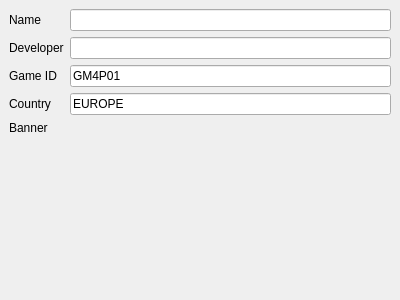
This is src/gekko_qt/src/image_info.ui in shonumi/gekko-gc-emu as Qt 5 draws it before an edit. The edited form follows.
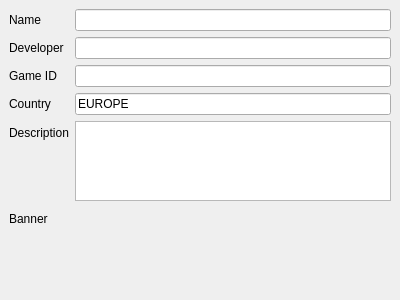
This is the edited form.

The edit to the form file:
```diff
--- a/src/gekko_qt/src/image_info.ui
+++ b/src/gekko_qt/src/image_info.ui
@@ -36,7 +36,7 @@
       </property>
      </widget>
     </item>
-    <item row="7" column="0">
+    <item row="9" column="0">
      <widget class="QLabel" name="label_bannertext">
       <property name="text">
        <string>Banner</string>
@@ -62,7 +62,7 @@
        <bool>true</bool>
       </property>
       <property name="text">
-       <string>GM4P01</string>
+       <string/>
       </property>
       <property name="readOnly">
        <bool>true</bool>
@@ -82,7 +82,7 @@
       </property>
      </widget>
     </item>
-    <item row="7" column="1">
+    <item row="9" column="1">
      <widget class="QLabel" name="label_banner">
       <property name="text">
        <string/>
@@ -106,6 +106,29 @@
       </property>
      </widget>
     </item>
+    <item row="7" column="0">
+     <widget class="QLabel" name="label_description">
+      <property name="text">
+       <string>Description</string>
+      </property>
+     </widget>
+    </item>
+    <item row="7" column="1">
+     <widget class="QPlainTextEdit" name="edit_description">
+      <property name="maximumSize">
+       <size>
+        <width>16777215</width>
+        <height>80</height>
+       </size>
+      </property>
+      <property name="readOnly">
+       <bool>true</bool>
+      </property>
+      <property name="plainText">
+       <string notr="true"/>
+      </property>
+     </widget>
+    </item>
    </layout>
   </widget>
  </widget>
```
